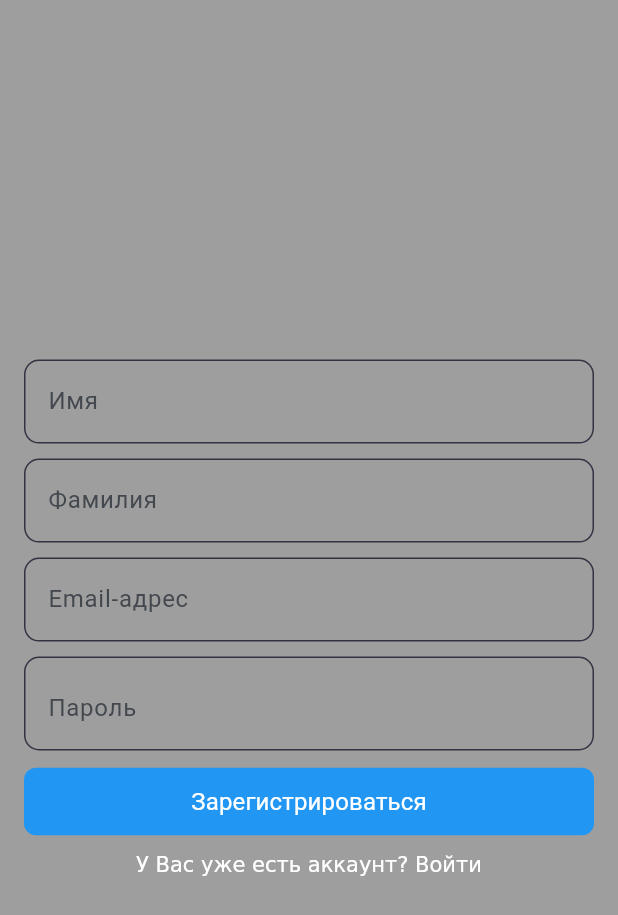
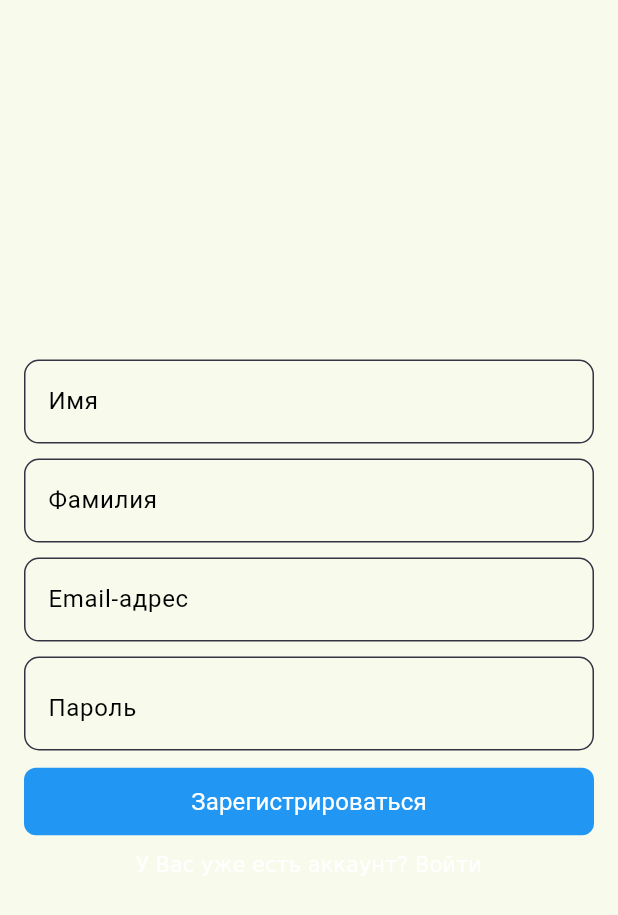
Before and after one commit to Project-DogsAndCat/DogsAndCat, a Flutter app: the RegisterPage screen opened by its route, on a phone screen of 412 x 824 dp. Shown: the top 915 px of the screen. Run offline on Flutter 3.47's test engine with Material 3 defaults, Android fonts, the phone set to English and light mode, and no system bars; our stand-ins replace flutter_bloc, fpdart, freezed_annotation, get_it, go_router, shared_preferences and 1 more; accounts and stored records are empty.

Commit message:
Небольшие изменения

```diff
--- a/dogs_and_cats/lib/core/routes/routes.dart
+++ b/dogs_and_cats/lib/core/routes/routes.dart
@@ -7,8 +7,15 @@ import 'package:dogs_and_cats/presentation/scaffold_with_navbar/pages/scaffold_w
 import 'package:dogs_and_cats/presentation/search/pages/search_page.dart';
 import 'package:dogs_and_cats/presentation/settings/page/settings_page.dart';
 import 'package:go_router/go_router.dart';
+import 'package:supabase_flutter/supabase_flutter.dart';
 
-final GoRouter router = GoRouter(routes: [
+import '../dependency/dependencies.dart';
+
+final _session = getIt<SupabaseClient>().auth.currentSession;
+
+final GoRouter router = GoRouter(
+    initialLocation: _session == null ? '/register' : '/search',
+    routes: [
       GoRoute(
           name: RoutesNames.register,
           path: '/',
--- a/dogs_and_cats/lib/core/theme/repository/settings_repository.dart
+++ b/dogs_and_cats/lib/core/theme/repository/settings_repository.dart
@@ -1,4 +1,4 @@
 abstract interface class SettingsRepository {
-  bool isDarkThemeSelected();
-  Future<void> setDarkThemeSelected({required bool selected});
+  bool isDarkThemeSelected({String? personId});
+  Future<void> setDarkThemeSelected({String? personId, required bool selected});
 }
--- a/dogs_and_cats/lib/core/theme/theme.dart
+++ b/dogs_and_cats/lib/core/theme/theme.dart
@@ -5,23 +5,19 @@ final lightTheme = ThemeData(
   textTheme: textTheme,
   primaryColor: AppColors.appColor,
   useMaterial3: true,
-  scaffoldBackgroundColor: Colors.grey,
+  scaffoldBackgroundColor: Color(0xFFF8FAEC),
   dividerTheme: DividerThemeData(
     color: Colors.grey.withValues(alpha: 0.1),
   ),
-  colorScheme: ColorScheme.fromSeed(
-      seedColor: AppColors.appColor, brightness: Brightness.light),
+  colorScheme: ColorScheme.light(surface: Color(0xFFF8FAEC)),
 );
 
 final darkTheme = ThemeData(
   textTheme: textTheme,
   primaryColor: AppColors.appColor,
   useMaterial3: true,
-  scaffoldBackgroundColor: Colors.black,
-  colorScheme: ColorScheme.fromSeed(
-    seedColor: AppColors.appColor,
-    brightness: Brightness.dark,
-  ),
+  scaffoldBackgroundColor: Color(0xFF232323),
+  colorScheme: ColorScheme.dark(surface: Color(0xFF232323)),
 );
 
 final textTheme = TextTheme(
--- a/dogs_and_cats/lib/data/models/person/person_model.dart
+++ b/dogs_and_cats/lib/data/models/person/person_model.dart
@@ -1,5 +1,6 @@
+import 'package:dogs_and_cats/domain/models/person.dart';
 import 'package:freezed_annotation/freezed_annotation.dart';
-import '../../../domain/models/person/person.dart';
+
 part 'person_model.g.dart';
 
 @JsonSerializable()
--- a/dogs_and_cats/lib/data/models/person_auth/person_auth.dart
+++ b/dogs_and_cats/lib/data/models/person_auth/person_auth.dart
@@ -1,6 +1,7 @@
 import 'package:freezed_annotation/freezed_annotation.dart';
 
-import '../../../domain/models/person_auth/person_auth.dart';
+import '../../../domain/models/person_auth.dart';
+
 part 'person_auth.g.dart';
 
 @JsonSerializable()
--- a/dogs_and_cats/lib/data/repositories/auth_repository_impl.dart
+++ b/dogs_and_cats/lib/data/repositories/auth_repository_impl.dart
@@ -1,12 +1,11 @@
 import 'package:dogs_and_cats/core/dependency/dependencies.dart';
 import 'package:dogs_and_cats/core/error/failure.dart';
 import 'package:dogs_and_cats/data/models/person_auth/person_auth.dart';
-
 import 'package:fpdart/src/either.dart';
 import 'package:supabase_flutter/supabase_flutter.dart';
 
 import '../../core/error/server_exception.dart';
-import '../../domain/models/person_auth/person_auth.dart';
+import '../../domain/models/person_auth.dart';
 import '../../domain/repositories/auth_repository.dart';
 import '../datasources/auth_remote_data_source.dart';
 
--- a/dogs_and_cats/lib/data/repositories/person_repository_impl.dart
+++ b/dogs_and_cats/lib/data/repositories/person_repository_impl.dart
@@ -1,5 +1,5 @@
 import 'package:dogs_and_cats/core/error/failure.dart';
-import 'package:dogs_and_cats/domain/models/person/person.dart';
+import 'package:dogs_and_cats/domain/models/person.dart';
 import 'package:dogs_and_cats/domain/repositories/person_repository.dart';
 import 'package:fpdart/src/either.dart';
 
--- a/dogs_and_cats/lib/domain/repositories/auth_repository.dart
+++ b/dogs_and_cats/lib/domain/repositories/auth_repository.dart
@@ -1,7 +1,7 @@
 import 'package:fpdart/fpdart.dart';
 
 import '../../core/error/failure.dart';
-import '../models/person_auth/person_auth.dart';
+import '../models/person_auth.dart';
 
 abstract interface class AuthRepository {
   Future<Either<Failure, PersonAuth>> signUpWithEmailPassword(
--- a/dogs_and_cats/lib/domain/repositories/person_repository.dart
+++ b/dogs_and_cats/lib/domain/repositories/person_repository.dart
@@ -1,5 +1,5 @@
 import 'package:dogs_and_cats/core/error/failure.dart';
-import 'package:dogs_and_cats/domain/models/person/person.dart';
+import 'package:dogs_and_cats/domain/models/person.dart';
 import 'package:fpdart/fpdart.dart';
 
 abstract interface class PersonRepository {
--- a/dogs_and_cats/lib/main.dart
+++ b/dogs_and_cats/lib/main.dart
@@ -10,9 +10,6 @@ import 'core/theme/cubit/theme_cubit.dart';
 void main() async {
   await setup();
   WidgetsFlutterBinding.ensureInitialized();
-  // final SharedPreferences prefs = await SharedPreferences.getInstance();
-  // final SettingsRepository repository =
-  //     SettingsRepositoryImpl(preferences: prefs);
   runApp(
     MultiBlocProvider(
       providers: [
--- a/dogs_and_cats/lib/presentation/account/pages/profile_page.dart
+++ b/dogs_and_cats/lib/presentation/account/pages/profile_page.dart
@@ -10,6 +10,6 @@ class ProfilePage extends StatefulWidget {
 class _ProfilePageState extends State<ProfilePage> {
   @override
   Widget build(BuildContext context) {
-    return const Placeholder();
+    return Container();
   }
 }
--- a/dogs_and_cats/lib/presentation/auth/bloc/auth_bloc.dart
+++ b/dogs_and_cats/lib/presentation/auth/bloc/auth_bloc.dart
@@ -2,7 +2,7 @@ import 'package:dogs_and_cats/domain/repositories/auth_repository.dart';
 import 'package:flutter_bloc/flutter_bloc.dart';
 import 'package:freezed_annotation/freezed_annotation.dart';
 
-import '../../../domain/models/person_auth/person_auth.dart';
+import '../../../domain/models/person_auth.dart';
 
 part 'auth_bloc.freezed.dart';
 part 'auth_event.dart';
--- a/dogs_and_cats/lib/presentation/dogsitter/pages/dogsitter_page.dart
+++ b/dogs_and_cats/lib/presentation/dogsitter/pages/dogsitter_page.dart
@@ -11,9 +11,7 @@ class _DogsitterPageState extends State<DogsitterPage> {
   @override
   Widget build(BuildContext context) {
     return Scaffold(
-      body: Container(
-        color: Colors.blue,
-      ),
+      body: Container(),
     );
   }
 }
--- a/dogs_and_cats/lib/presentation/search/pages/search_page.dart
+++ b/dogs_and_cats/lib/presentation/search/pages/search_page.dart
@@ -9,9 +9,7 @@ class SearchPage extends StatelessWidget {
   Widget build(BuildContext context) {
     return Scaffold(
         body: Center(
-      child: Container(
-        color: Colors.green,
-      ),
+      child: Container(),
     ));
   }
 }
--- a/dogs_and_cats/lib/presentation/settings/widgets/settings_list_card.dart
+++ b/dogs_and_cats/lib/presentation/settings/widgets/settings_list_card.dart
@@ -13,7 +13,6 @@ class SettingsListCard extends StatelessWidget {
     return Padding(
       padding: const EdgeInsets.symmetric(horizontal: 16.0, vertical: 8.0),
       child: Container(
-        decoration: BoxDecoration(color: Colors.white),
         padding: const EdgeInsets.symmetric(vertical: 12, horizontal: 12),
         width: double.infinity,
         child: Row(
```
Also changed, not shown: dogs_and_cats/lib/core/theme/cubit/theme_cubit.dart (+7 -2 lines), dogs_and_cats/lib/core/theme/repository/settings_repository_impl.dart (+11 -6 lines), dogs_and_cats/lib/domain/models/person.dart (renamed from dogs_and_cats/lib/domain/models/person/person.dart), dogs_and_cats/lib/domain/models/person_auth.dart (renamed from dogs_and_cats/lib/domain/models/person_auth/person_auth.dart). Lines whose indentation alone changed are shown as unchanged.
